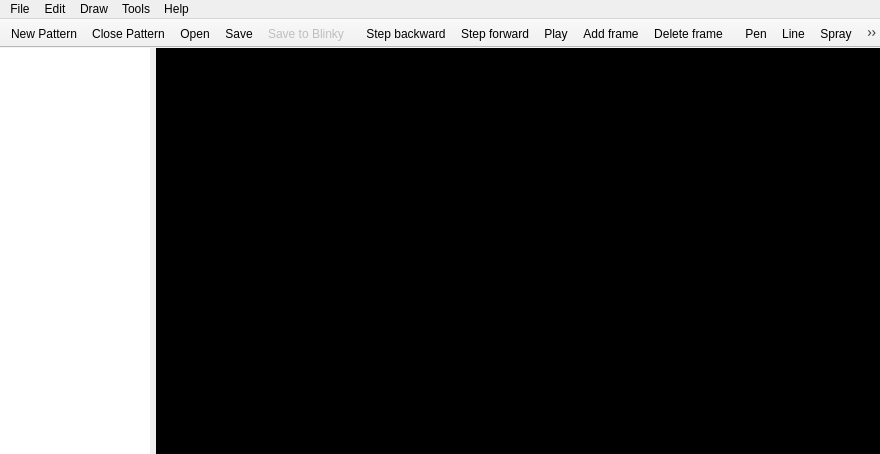
Qt form PatternPaint/mainwindow.ui (Blinkinlabs/PatternPaint) before a commit.
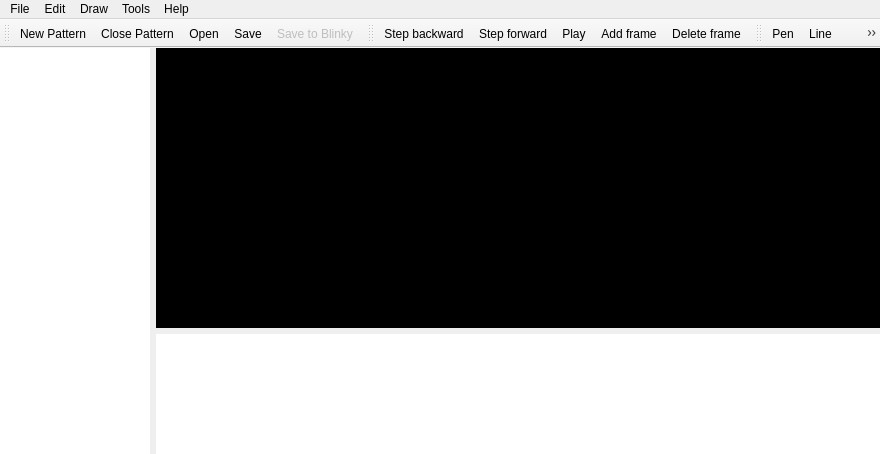
The same form after that commit. Icons and pictures are not drawn. Custom widgets are drawn as their Qt base class.

Commit message: Implement intractive timeline

The edit to the form file:
```diff
--- a/PatternPaint/mainwindow.ui
+++ b/PatternPaint/mainwindow.ui
@@ -82,6 +82,8 @@
        </widget>
       </item>
       <item>
+       <layout class="QVBoxLayout" name="verticalLayout">
+        <item>
        <widget class="LetterboxScrollArea" name="scrollArea">
         <property name="palette">
          <palette>
@@ -162,7 +164,7 @@
            <x>0</x>
            <y>0</y>
            <width>500</width>
-           <height>386</height>
+             <height>254</height>
           </rect>
          </property>
          <property name="sizePolicy">
@@ -192,19 +194,44 @@
          <property name="acceptDrops">
           <bool>false</bool>
          </property>
-         <widget class="QWidget" name="verticalLayoutWidget">
-          <property name="geometry">
-           <rect>
-            <x>10</x>
-            <y>10</y>
-            <width>160</width>
-            <height>80</height>
-           </rect>
-          </property>
-          <layout class="QVBoxLayout" name="verticalLayout"/>
-         </widget>
-        </widget>
-       </widget>
+          </widget>
+         </widget>
+        </item>
+        <item>
+         <widget class="QListView" name="timeline">
+          <property name="minimumSize">
+           <size>
+            <width>0</width>
+            <height>120</height>
+           </size>
+          </property>
+          <property name="maximumSize">
+           <size>
+            <width>16777215</width>
+            <height>120</height>
+           </size>
+          </property>
+          <property name="frameShape">
+           <enum>QFrame::NoFrame</enum>
+          </property>
+          <property name="frameShadow">
+           <enum>QFrame::Plain</enum>
+          </property>
+          <property name="lineWidth">
+           <number>0</number>
+          </property>
+          <property name="dragEnabled">
+           <bool>false</bool>
+          </property>
+          <property name="dragDropMode">
+           <enum>QAbstractItemView::InternalMove</enum>
+          </property>
+          <property name="flow">
+           <enum>QListView::LeftToRight</enum>
+          </property>
+         </widget>
+        </item>
+       </layout>
       </item>
      </layout>
     </item>
@@ -314,7 +341,7 @@
     <string>File Commands</string>
    </property>
    <property name="movable">
-    <bool>false</bool>
+    <bool>true</bool>
    </property>
    <property name="floatable">
     <bool>false</bool>
@@ -336,7 +363,7 @@
     <string>Animation controls</string>
    </property>
    <property name="movable">
-    <bool>false</bool>
+    <bool>true</bool>
    </property>
    <property name="floatable">
     <bool>false</bool>
@@ -358,7 +385,7 @@
     <string>Drawing Tools</string>
    </property>
    <property name="movable">
-    <bool>false</bool>
+    <bool>true</bool>
    </property>
    <property name="floatable">
     <bool>false</bool>
```
Lines whose indentation alone changed are shown as unchanged. The commit also changes 42 other files.
